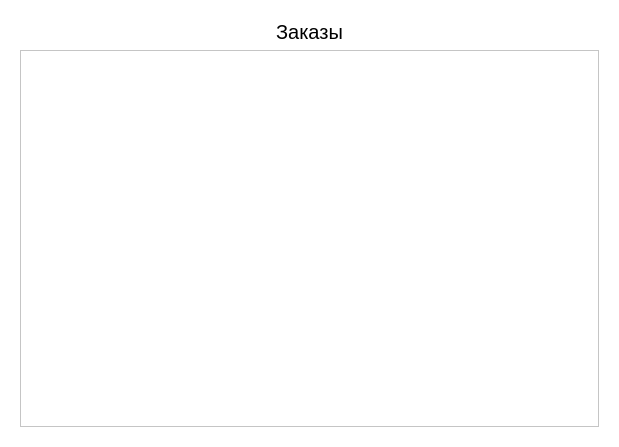
First picture: the form in ui/widgets/OrdersPage.ui, repository kramolla/demo, before the edit.
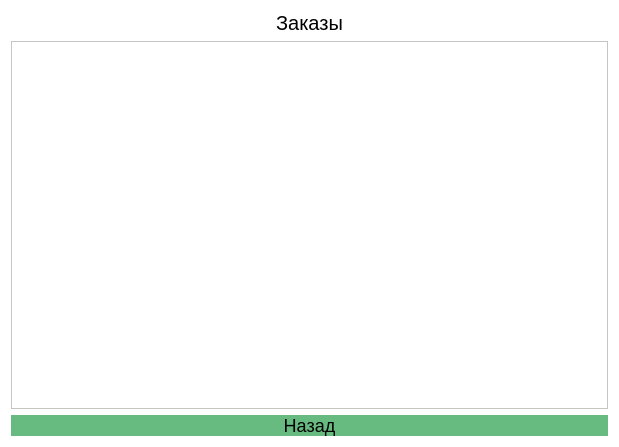
Second picture: the form after the edit.

What changed in the file:
```diff
--- a/ui/widgets/OrdersPage.ui
+++ b/ui/widgets/OrdersPage.ui
@@ -20,16 +20,12 @@
    <string>Form</string>
   </property>
   <property name="styleSheet">
-   <string notr="true">background-color: #fff;</string>
+   <string notr="true">background-color: #fff;
+font-size: 18px
+</string>
   </property>
   <layout class="QVBoxLayout" name="verticalLayout">
    <item>
-    <widget class="QFrame" name="verticalFrame">
-     <property name="styleSheet">
-      <string notr="true"/>
-     </property>
-     <layout class="QVBoxLayout" name="verticalLayout_2">
-      <item>
        <widget class="QLabel" name="Title">
         <property name="styleSheet">
          <string notr="true">color: black; font-size: 20px</string>
@@ -49,8 +45,8 @@
           <rect>
            <x>0</x>
            <y>0</y>
-           <width>581</width>
-           <height>376</height>
+        <width>599</width>
+        <height>364</height>
           </rect>
          </property>
          <layout class="QVBoxLayout" name="verticalLayout_4">
@@ -61,7 +57,18 @@
         </widget>
        </widget>
       </item>
-     </layout>
+   <item>
+    <widget class="QPushButton" name="BackButton">
+     <property name="cursor">
+      <cursorShape>PointingHandCursor</cursorShape>
+     </property>
+     <property name="styleSheet">
+      <string notr="true">background: #67BA80;
+border: none;</string>
+     </property>
+     <property name="text">
+      <string>Назад</string>
+     </property>
     </widget>
    </item>
   </layout>
```
Lines whose indentation alone changed are shown as unchanged.
